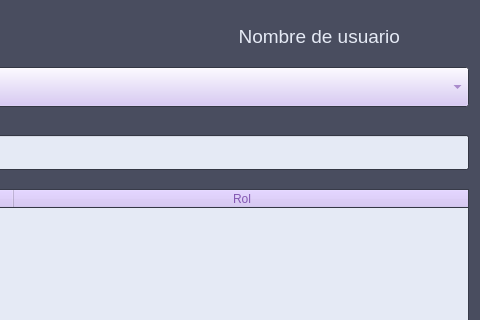
Qt form vistas/UIs/frmOpcionRol.ui (andyy-nr/pda-proyecto) before a commit; both pictures show x 910 to 1390 and y 0 to 320 of the 1390 by 758 pixel window.
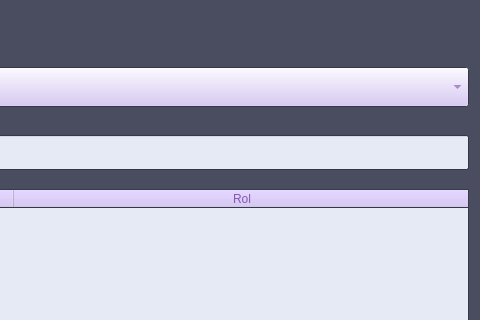
The same form after that commit. Icons and pictures are not drawn.

Diff of the .ui file:
```diff
--- a/vistas/UIs/frmOpcionRol.ui
+++ b/vistas/UIs/frmOpcionRol.ui
@@ -357,24 +357,6 @@
        <number>-5</number>
       </property>
      </widget>
-     <widget class="QLabel" name="lbl_nombre_usuario">
-      <property name="geometry">
-       <rect>
-        <x>120</x>
-        <y>10</y>
-        <width>211</width>
-        <height>31</height>
-       </rect>
-      </property>
-      <property name="font">
-       <font>
-        <pointsize>14</pointsize>
-       </font>
-      </property>
-      <property name="text">
-       <string>&lt;html&gt;&lt;head/&gt;&lt;body&gt;&lt;p align=&quot;right&quot;&gt;Nombre de usuario&lt;/p&gt;&lt;/body&gt;&lt;/html&gt;</string>
-      </property>
-     </widget>
     </widget>
    </item>
    <item row="2" column="5">
```
